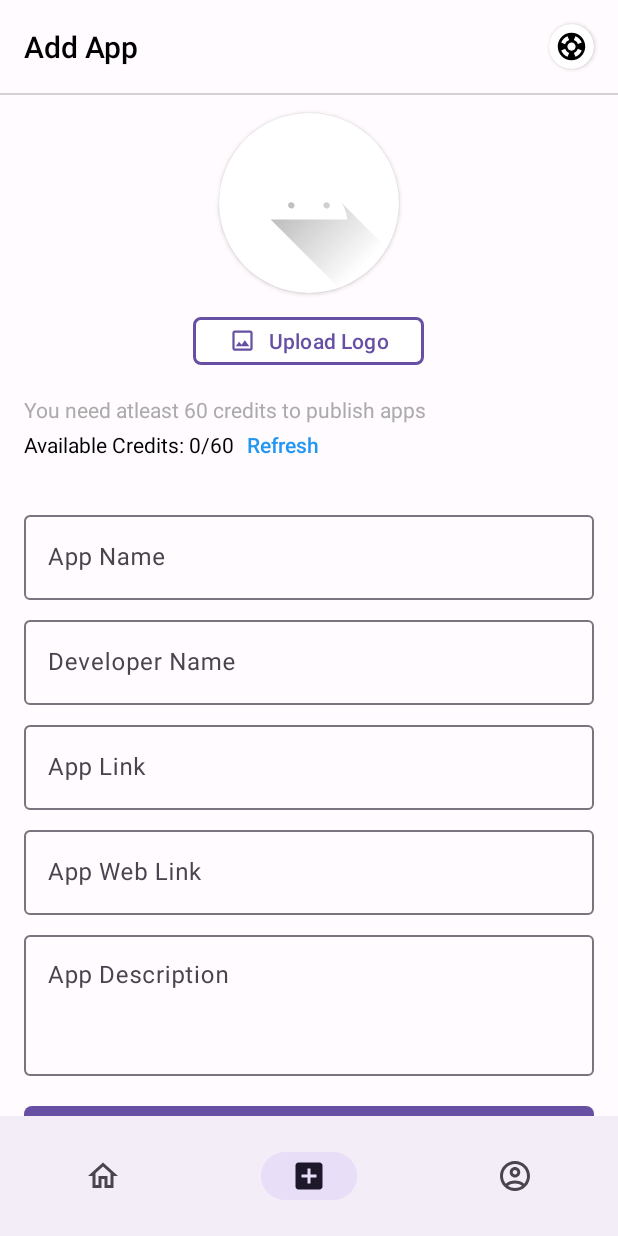
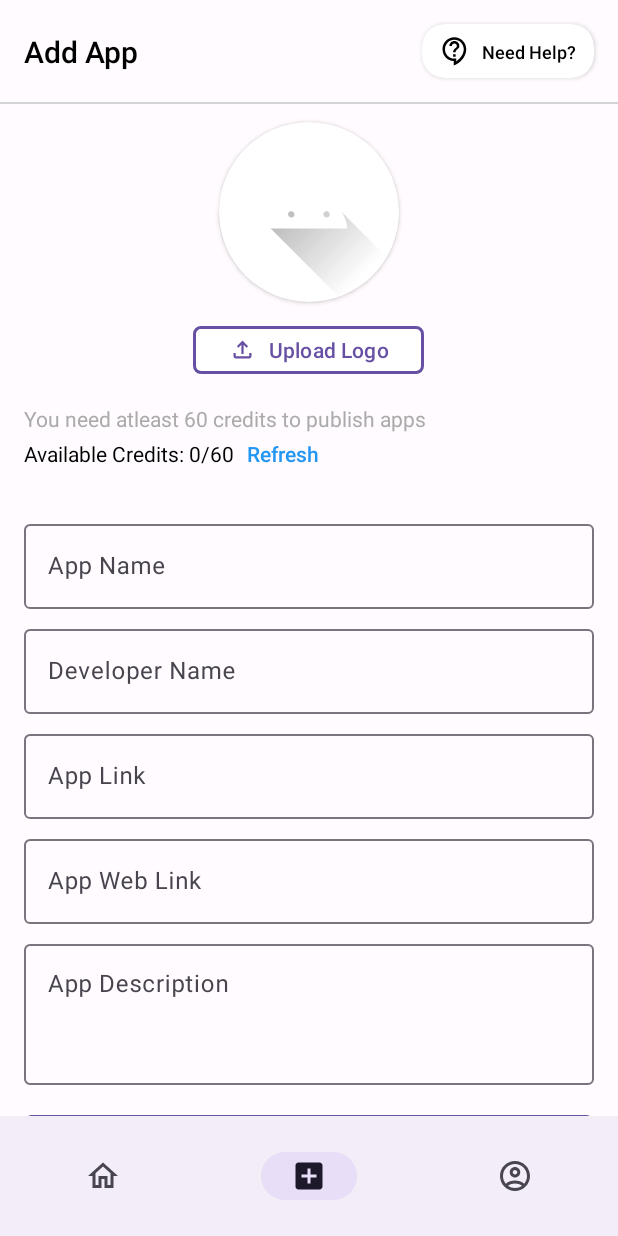
Before and after one commit to debarunlahiri/app-testers-android, an Android app built with Jetpack Compose: the screen it shows after launch once a user with an empty profile is signed in (MainActivity), item 2 of the bottom bar chosen, on a phone screen of 412 x 824 dp. Run offline under Robolectric (Android 15) with nearby library versions, the phone set to English and light mode, and no system bars; our stand-ins replace Firebase (no records; nobody signed in at launch, a user with empty details on screens opened directly); libraries missing offline, so code that uses them is left out: com.chuckerteam.chucker; pictures from the network do not load; 7 statements that could not run were skipped.

```diff
--- a/app/src/main/AndroidManifest.xml
+++ b/app/src/main/AndroidManifest.xml
@@ -36,6 +36,9 @@
         android:theme="@style/Theme.AppTesters"
         android:usesCleartextTraffic="true"
         tools:targetApi="31">
+        <activity
+            android:name=".activities.HelpActivity"
+            android:exported="false" />
         <activity
             android:name=".activities.ErrorActivity"
             android:exported="false" />
--- a/app/src/main/java/com/summitcodeworks/apptesters/apiInterface/ApiInterface.kt
+++ b/app/src/main/java/com/summitcodeworks/apptesters/apiInterface/ApiInterface.kt
@@ -4,6 +4,7 @@ import com.summitcodeworks.apptesters.models.AddCreditsRequest
 import com.summitcodeworks.apptesters.models.MarkStageRequest
 import com.summitcodeworks.apptesters.models.UserAppRequest
 import com.summitcodeworks.apptesters.models.UserRequest
+import com.summitcodeworks.apptesters.models.appConstants.AppConstants
 import com.summitcodeworks.apptesters.models.appDetails.AppDetails
 import com.summitcodeworks.apptesters.models.markStage.MarkStage
 import com.summitcodeworks.apptesters.models.responseHandler.ResponseHandler
@@ -52,6 +53,10 @@ interface ApiInterface {
     fun searchApps(@Query("app_name") app_name: String): Call<UserApps>
 
 
+    @GET("api/constants/key/{key}")
+    fun getAppConstants(@Path("key") key: String): Call<AppConstants>
+
+
 
     @PUT("api/users/add-credits/{userId}")
     fun addCredits(@Path("userId") userId: Int, @Body addCreditsRequest: AddCreditsRequest): Call<ResponseHandler>
--- /dev/null
+++ b/app/src/main/java/com/summitcodeworks/apptesters/apiInterface/AppConstantsCallback.kt
@@ -0,0 +1,10 @@
+package com.summitcodeworks.apptesters.apiInterface
+
+import com.summitcodeworks.apptesters.models.appConstants.AppConstantsResponse
+import com.summitcodeworks.apptesters.models.userDetails.UserDetailsResponse
+
+interface AppConstantsCallback {
+    fun onSuccess(appConstantsResponse: AppConstantsResponse)
+    fun onError(errorCode: Int, errorMessage: String)
+    fun onFailure(throwable: Throwable)
+}
--- a/app/src/main/java/com/summitcodeworks/apptesters/fragments/AddFragment.kt
+++ b/app/src/main/java/com/summitcodeworks/apptesters/fragments/AddFragment.kt
@@ -25,6 +25,7 @@ import com.google.firebase.ktx.Firebase
 import com.google.firebase.storage.StorageReference
 import com.google.firebase.storage.ktx.storage
 import com.summitcodeworks.apptesters.R
+import com.summitcodeworks.apptesters.activities.HelpActivity
 import com.summitcodeworks.apptesters.activities.RegisterActivity.Companion.TAG
 import com.summitcodeworks.apptesters.apiClient.RetrofitClient
 import com.summitcodeworks.apptesters.apiInterface.AuthenticationCallback
@@ -161,6 +162,11 @@ class AddFragment : Fragment() {
 
         viewBinding.tvPostAppRefresh.setOnClickListener {
             getUserCredits()
+        }
+
+        viewBinding.cvAddHelp.setOnClickListener {
+            val helpIntent = Intent(mContext, HelpActivity::class.java)
+            startActivity(helpIntent)
         }
 
 
--- a/app/src/main/java/com/summitcodeworks/apptesters/fragments/HomeFragment.kt
+++ b/app/src/main/java/com/summitcodeworks/apptesters/fragments/HomeFragment.kt
@@ -191,7 +191,6 @@ class HomeFragment : Fragment(), HomeAdapter.OnHomeAdapterListener {
                             homeAdapter.notifyDataSetChanged()
                             if (userAppsList.isEmpty()) {
                                 viewBinding.tvHomeNoData.visibility = View.GONE
-
                             } else {
                                 viewBinding.tvHomeNoData.visibility = View.VISIBLE
                             }
--- /dev/null
+++ b/app/src/main/res/drawable/outline_contact_support_24.xml
@@ -0,0 +1,5 @@
+<vector xmlns:android="http://schemas.android.com/apk/res/android" android:autoMirrored="true" android:height="24dp" android:tint="#000000" android:viewportHeight="24" android:viewportWidth="24" android:width="24dp">
+
+    <path android:fillColor="@android:color/white" android:pathData="M11,23.59v-3.6c-5.01,-0.26 -9,-4.42 -9,-9.49C2,5.26 6.26,1 11.5,1S21,5.26 21,10.5c0,4.95 -3.44,9.93 -8.57,12.4l-1.43,0.69zM11.5,3C7.36,3 4,6.36 4,10.5S7.36,18 11.5,18L13,18v2.3c3.64,-2.3 6,-6.08 6,-9.8C19,6.36 15.64,3 11.5,3zM10.5,14.5h2v2h-2zM12.5,13h-2c0,-3.25 3,-3 3,-5 0,-1.1 -0.9,-2 -2,-2s-2,0.9 -2,2h-2c0,-2.21 1.79,-4 4,-4s4,1.79 4,4c0,2.5 -3,2.75 -3,5z"/>
+
+</vector>
--- /dev/null
+++ b/app/src/main/res/drawable/outline_file_upload_24.xml
@@ -0,0 +1,5 @@
+<vector xmlns:android="http://schemas.android.com/apk/res/android" android:height="24dp" android:tint="#000000" android:viewportHeight="24" android:viewportWidth="24" android:width="24dp">
+
+    <path android:fillColor="@android:color/white" android:pathData="M18,15v3H6v-3H4v3c0,1.1 0.9,2 2,2h12c1.1,0 2,-0.9 2,-2v-3H18zM7,9l1.41,1.41L11,7.83V16h2V7.83l2.59,2.58L17,9l-5,-5L7,9z"/>
+
+</vector>
--- a/app/src/main/res/layout/fragment_add.xml
+++ b/app/src/main/res/layout/fragment_add.xml
@@ -33,28 +33,58 @@
                     android:text="Add App"
                     android:textSize="20sp"
                     app:layout_constraintBottom_toBottomOf="parent"
-                    app:layout_constraintEnd_toStartOf="@+id/cardView3"
+                    app:layout_constraintEnd_toStartOf="@+id/cvAddHelp"
                     app:layout_constraintStart_toStartOf="parent"
                     app:layout_constraintTop_toTopOf="parent" />
 
                 <androidx.cardview.widget.CardView
-                    android:id="@+id/cardView3"
-                    android:layout_width="30dp"
-                    android:layout_height="30dp"
+                    android:id="@+id/cvAddHelp"
+                    android:layout_width="wrap_content"
+                    android:layout_height="wrap_content"
                     android:layout_marginTop="16dp"
                     android:layout_marginEnd="16dp"
                     android:layout_marginBottom="16dp"
+                    android:foreground="?selectableItemBackground"
+                    android:clickable="true"
                     app:cardCornerRadius="15dp"
                     app:layout_constraintBottom_toBottomOf="parent"
                     app:layout_constraintEnd_toEndOf="parent"
                     app:layout_constraintTop_toTopOf="parent">
 
-                    <ImageView
-                        android:id="@+id/imageView4"
+                    <androidx.constraintlayout.widget.ConstraintLayout
                         android:layout_width="match_parent"
-                        android:layout_height="match_parent"
-                        android:layout_margin="4dp"
-                        android:src="@drawable/outline_support_24" />
+                        android:layout_height="match_parent">
+
+                        <ImageView
+                            android:id="@+id/imageView4"
+                            android:layout_width="20dp"
+                            android:layout_height="20dp"
+                            android:layout_marginStart="12dp"
+                            android:layout_marginTop="8dp"
+                            android:layout_marginBottom="8dp"
+                            android:src="@drawable/outline_contact_support_24"
+                            app:layout_constraintBottom_toBottomOf="parent"
+                            app:layout_constraintStart_toStartOf="parent"
+                            app:layout_constraintTop_toTopOf="parent" />
+
+                        <TextView
+                            android:id="@+id/textView12"
+                            android:layout_width="wrap_content"
+                            android:layout_height="wrap_content"
+                            android:layout_marginStart="8dp"
+                            android:layout_marginTop="8dp"
+                            android:layout_marginEnd="12dp"
+                            android:layout_marginBottom="8dp"
+                            android:fontFamily="sans-serif-medium"
+                            android:text="Need Help?"
+                            android:textSize="12sp"
+                            app:layout_constraintBottom_toBottomOf="parent"
+                            app:layout_constraintEnd_toEndOf="parent"
+                            app:layout_constraintStart_toEndOf="@+id/imageView4"
+                            app:layout_constraintTop_toTopOf="parent" />
+
+                    </androidx.constraintlayout.widget.ConstraintLayout>
+
                 </androidx.cardview.widget.CardView>
             </androidx.constraintlayout.widget.ConstraintLayout>
 
@@ -89,7 +119,7 @@
                 android:text="Upload Logo"
                 android:textColor="@color/colorPrimary"
                 app:cornerRadius="5dp"
-                app:icon="@drawable/outline_image_24"
+                app:icon="@drawable/outline_file_upload_24"
                 app:iconTint="@color/colorPrimary"
                 app:strokeColor="@color/colorPrimary"
                 app:strokeWidth="2dp" />
```
Also changed, not shown: app/src/main/java/com/summitcodeworks/apptesters/activities/HelpActivity.kt (added, +80 -0 lines), app/src/main/java/com/summitcodeworks/apptesters/models/appConstants/AppConstants.java (added, +32 -0 lines), app/src/main/java/com/summitcodeworks/apptesters/models/appConstants/AppConstantsHeader.java (added, +32 -0 lines), app/src/main/java/com/summitcodeworks/apptesters/models/appConstants/AppConstantsResponse.java (added, +54 -0 lines), app/src/main/java/com/summitcodeworks/apptesters/utils/CommonUtils.kt (+32 -0 lines), app/src/main/res/layout/activity_help.xml (added, +29 -0 lines).
